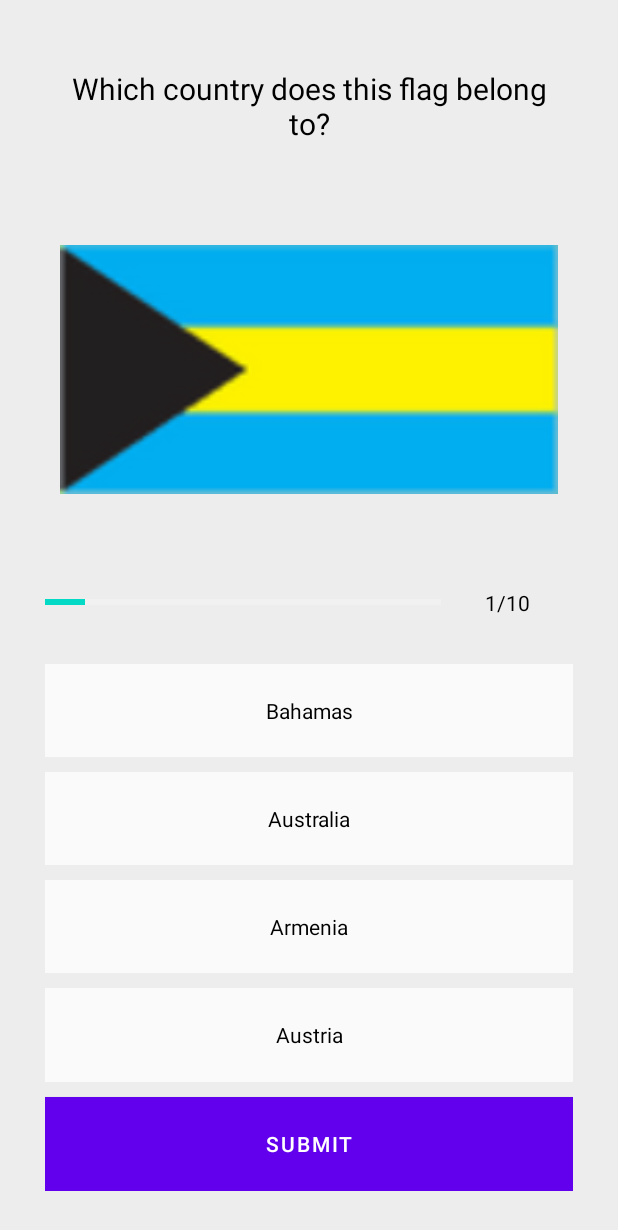
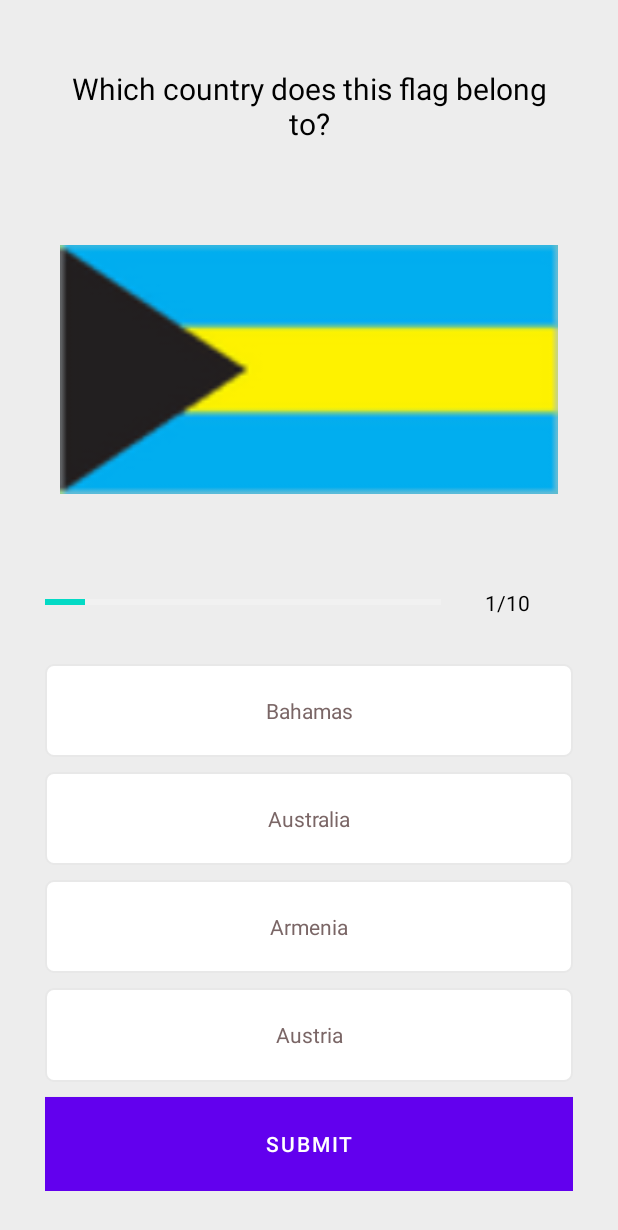
Before and after one commit to SergFault/android-quizz-app, an Android app: the QuizQuestionsActivity screen opened directly, with no data from a screen before it, on a phone screen of 412 x 824 dp. Shown: the top 1230 px of the screen. Run offline under Robolectric (Android 15) with nearby library versions, the phone set to English and light mode, and no system bars.

Commit message:
Handle selections

```diff
--- a/app/src/main/java/com/frose/quizzapp/QuizQuestionsActivity.kt
+++ b/app/src/main/java/com/frose/quizzapp/QuizQuestionsActivity.kt
@@ -1,28 +1,92 @@
 package com.frose.quizzapp
 
+import android.graphics.Color
+import android.graphics.Typeface
 import androidx.appcompat.app.AppCompatActivity
 import android.os.Bundle
-import android.util.Log
+import android.view.View
+import android.widget.TextView
+import androidx.core.content.ContextCompat
 import kotlinx.android.synthetic.main.activity_quiz_questions.*
+import java.lang.reflect.Type
 
-class QuizQuestionsActivity : AppCompatActivity() {
+class QuizQuestionsActivity : AppCompatActivity(), View.OnClickListener {
+
+    private var mCurrentPosition:Int = 1
+    private var mQuestionsList: List<Question>? = null
+    private var mSelectedQuestionPostition: Int = 0
+
     override fun onCreate(savedInstanceState: Bundle?) {
         super.onCreate(savedInstanceState)
         setContentView(R.layout.activity_quiz_questions)
+        textViewOpt1.setOnClickListener(this)
+        textViewOpt2.setOnClickListener(this)
+        textViewOpt3.setOnClickListener(this)
+        textViewOpt4.setOnClickListener(this)
 
-        val questionsList = Constants.getQuestions()
-        Log.i("Questions Size", "${questionsList.size}")
+        mQuestionsList = Constants.getQuestions()
+       setQuestion()
 
-        var currentPosition = 1
+    }
 
-        var currQuestion = questionsList[currentPosition - 1]
+    private fun setQuestion(){
+
+        mCurrentPosition = 1
+
+        setDefault()
+
+        var currQuestion = mQuestionsList!![mCurrentPosition - 1]
         tvQuestion.text = currQuestion.question
         questionImage.setImageResource(currQuestion.image)
-        progressBar.setProgress(currentPosition)
-        tvProgress.text = "$currentPosition" + "/" +"${progressBar.max}"
-        textViewQ1.text = currQuestion.optionOne
-        textViewQ2.text = currQuestion.optionTwo
-        textViewQ3.text = currQuestion.optionThree
-        textViewQ4.text = currQuestion.optionFour
+        progressBar.setProgress(mCurrentPosition)
+        tvProgress.text = "$mCurrentPosition" + "/" +"${progressBar.max}"
+        textViewOpt1.text = currQuestion.optionOne
+        textViewOpt2.text = currQuestion.optionTwo
+        textViewOpt3.text = currQuestion.optionThree
+        textViewOpt4.text = currQuestion.optionFour
+    }
+
+    private fun setDefault()
+    {
+        val options = ArrayList<TextView>()
+        options.add(0, textViewOpt1)
+        options.add(1, textViewOpt2)
+        options.add(2, textViewOpt3)
+        options.add(3, textViewOpt4)
+
+        for (option in options)
+        {
+            option.setTextColor(Color.parseColor("#7A6666"))
+            option.typeface = Typeface.DEFAULT
+            option.background = ContextCompat.getDrawable(this,
+                R.drawable.default_option_border_bg)
+        }
+    }
+
+    override fun onClick(p0: View?) {
+        when (p0?.id){
+            textViewOpt1.id ->{
+                setSelected(p0 as TextView, 1)
+            }
+            textViewOpt2.id ->{
+                setSelected(p0 as TextView, 2)
+            }
+            textViewOpt3.id ->{
+                setSelected(p0 as TextView, 3)
+            }
+            textViewOpt4.id ->{
+                setSelected(p0 as TextView, 4)
+            }
+        }
+    }
+
+    private fun setSelected(tv: TextView, sPosition:Int)
+    {
+        setDefault()
+        mSelectedQuestionPostition = sPosition
+        tv.setTextColor(Color.parseColor("#363A43"))
+        tv.setTypeface(tv.typeface, Typeface.BOLD)
+        tv.background = ContextCompat.getDrawable(this,
+            R.drawable.selected_option_border_bg)
     }
 }
--- /dev/null
+++ b/app/src/main/res/drawable/default_option_border_bg.xml
@@ -0,0 +1,8 @@
+<?xml version="1.0" encoding="utf-8"?>
+<shape xmlns:android="http://schemas.android.com/apk/res/android" android:shape="rectangle">
+    <stroke
+        android:width="1dp"
+        android:color="#E8E8E8"/>
+    <solid android:color="@color/white" />
+    <corners android:radius="5dp" />
+</shape>
--- /dev/null
+++ b/app/src/main/res/drawable/selected_option_border_bg.xml
@@ -0,0 +1,8 @@
+<?xml version="1.0" encoding="utf-8"?>
+<shape xmlns:android="http://schemas.android.com/apk/res/android" android:shape="rectangle">
+    <stroke
+        android:width="1dp"
+        android:color="@color/design_default_color_primary"/>
+    <solid android:color="@color/white" />
+    <corners android:radius="5dp" />
+</shape>
--- a/app/src/main/res/layout/activity_quiz_questions.xml
+++ b/app/src/main/res/layout/activity_quiz_questions.xml
@@ -68,7 +68,7 @@
 
 
     <TextView
-        android:id="@+id/textViewQ1"
+        android:id="@+id/textViewOpt1"
         style="@style/text_views_q"
         android:background="@color/light_grey"
         android:layout_weight="1"
@@ -78,7 +78,7 @@
         />
 
     <TextView
-        android:id="@+id/textViewQ2"
+        android:id="@+id/textViewOpt2"
         style="@style/text_views_q"
         android:background="@color/light_grey"
         android:layout_weight="1"
@@ -88,7 +88,7 @@
         />
 
     <TextView
-        android:id="@+id/textViewQ3"
+        android:id="@+id/textViewOpt3"
         style="@style/text_views_q"
         android:background="@color/light_grey"
         android:layout_weight="1"
@@ -98,7 +98,7 @@
         />
 
     <TextView
-        android:id="@+id/textViewQ4"
+        android:id="@+id/textViewOpt4"
         style="@style/text_views_q"
         android:background="@color/light_grey"
         android:layout_weight="1"
```
